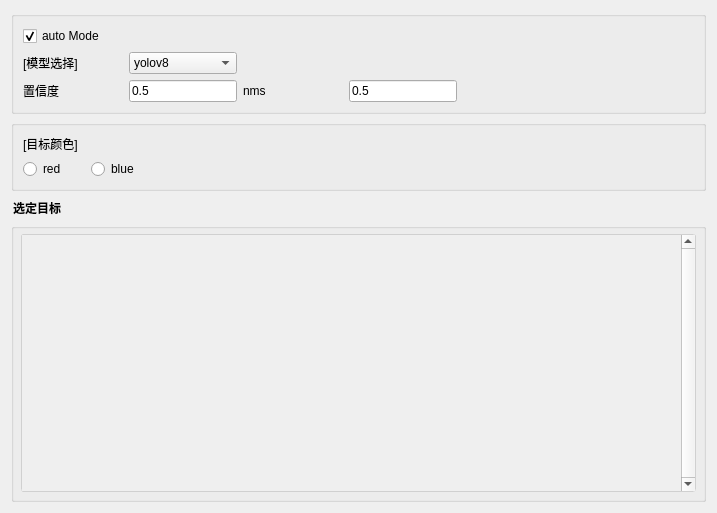
Qt form ui/detection.ui (lovodllt/DatasetMaker) before a commit.
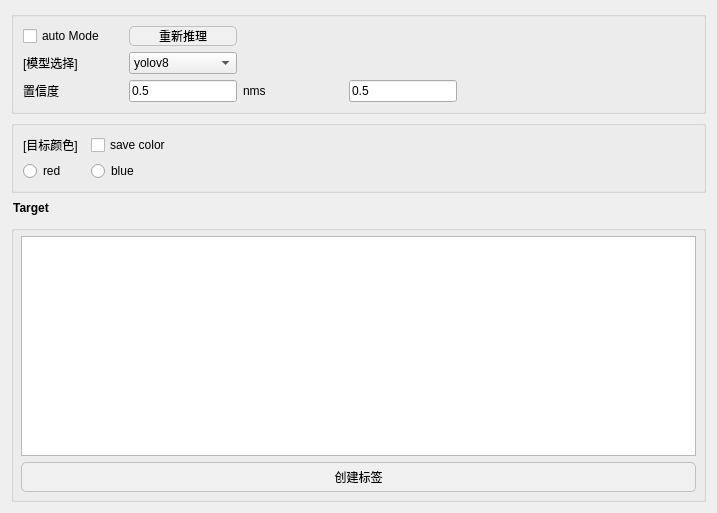
The same form after that commit.

Diff of the .ui file:
```diff
--- a/ui/detection.ui
+++ b/ui/detection.ui
@@ -129,7 +129,7 @@
            <string>auto Mode</string>
           </property>
           <property name="checked">
-           <bool>true</bool>
+           <bool>false</bool>
           </property>
          </widget>
         </item>
@@ -160,6 +160,26 @@
           </item>
          </widget>
         </item>
+        <item row="2" column="1">
+         <widget class="QPushButton" name="inferAgain">
+          <property name="styleSheet">
+           <string notr="true">QPushButton {
+    border: 1px solid #c0c0c0;
+    border-radius: 5px;
+    background: #f0f0f0;
+}
+QPushButton:hover {
+    background: #e0e0e0;
+}
+QPushButton:pressed {
+    background: #d0d0d0;
+}</string>
+          </property>
+          <property name="text">
+           <string>重新推理</string>
+          </property>
+         </widget>
+        </item>
        </layout>
       </item>
      </layout>
@@ -219,6 +239,13 @@
           </property>
          </spacer>
         </item>
+        <item row="0" column="1">
+         <widget class="QCheckBox" name="colorSave">
+          <property name="text">
+           <string>save color</string>
+          </property>
+         </widget>
+        </item>
        </layout>
       </item>
      </layout>
@@ -234,53 +261,47 @@
 }</string>
      </property>
      <property name="title">
-      <string>选定目标</string>
+      <string>Target</string>
      </property>
      <layout class="QVBoxLayout" name="verticalLayout_3">
       <item>
-       <layout class="QVBoxLayout" name="verticalLayout">
-        <item>
-         <widget class="QScrollArea" name="scrollArea">
-          <property name="styleSheet">
-           <string notr="true">QScrollArea {
-  border: 1px solid #d0d0d0;
-  border-radius: 3px;
+       <widget class="QListWidget" name="labelList">
+        <property name="styleSheet">
+         <string notr="true">QPushButton {
+    border: 1px solid #c0c0c0;
+    border-radius: 5px;
+    background: #f0f0f0;
+    padding: 5px;
+}
+QPushButton:hover {
+    background: #e0e0e0;
+}
+QPushButton:pressed {
+    background: #d0d0d0;
 }</string>
-          </property>
-          <property name="verticalScrollBarPolicy">
-           <enum>Qt::ScrollBarAlwaysOn</enum>
-          </property>
-          <property name="horizontalScrollBarPolicy">
-           <enum>Qt::ScrollBarAsNeeded</enum>
-          </property>
-          <property name="widgetResizable">
-           <bool>true</bool>
-          </property>
-          <widget class="QWidget" name="scrollAreaWidgetContents">
-           <property name="geometry">
-            <rect>
-             <x>0</x>
-             <y>0</y>
-             <width>661</width>
-             <height>203</height>
-            </rect>
-           </property>
-           <layout class="QVBoxLayout" name="verticalLayout_4">
-            <item>
-             <widget class="QWidget" name="widget" native="true">
-              <property name="sizePolicy">
-               <sizepolicy hsizetype="Expanding" vsizetype="Expanding">
-                <horstretch>0</horstretch>
-                <verstretch>0</verstretch>
-               </sizepolicy>
-              </property>
-             </widget>
-            </item>
-           </layout>
-          </widget>
-         </widget>
-        </item>
-       </layout>
+        </property>
+       </widget>
+      </item>
+      <item>
+       <widget class="QPushButton" name="createLabel">
+        <property name="styleSheet">
+         <string notr="true">QPushButton {
+    border: 1px solid #c0c0c0;
+    border-radius: 5px;
+    background: #f0f0f0;
+    padding: 5px;
+}
+QPushButton:hover {
+    background: #e0e0e0;
+}
+QPushButton:pressed {
+    background: #d0d0d0;
+}</string>
+        </property>
+        <property name="text">
+         <string>创建标签</string>
+        </property>
+       </widget>
       </item>
      </layout>
     </widget>
```
Left out of the diff: 10 changed lines with no effect on the pictures.
